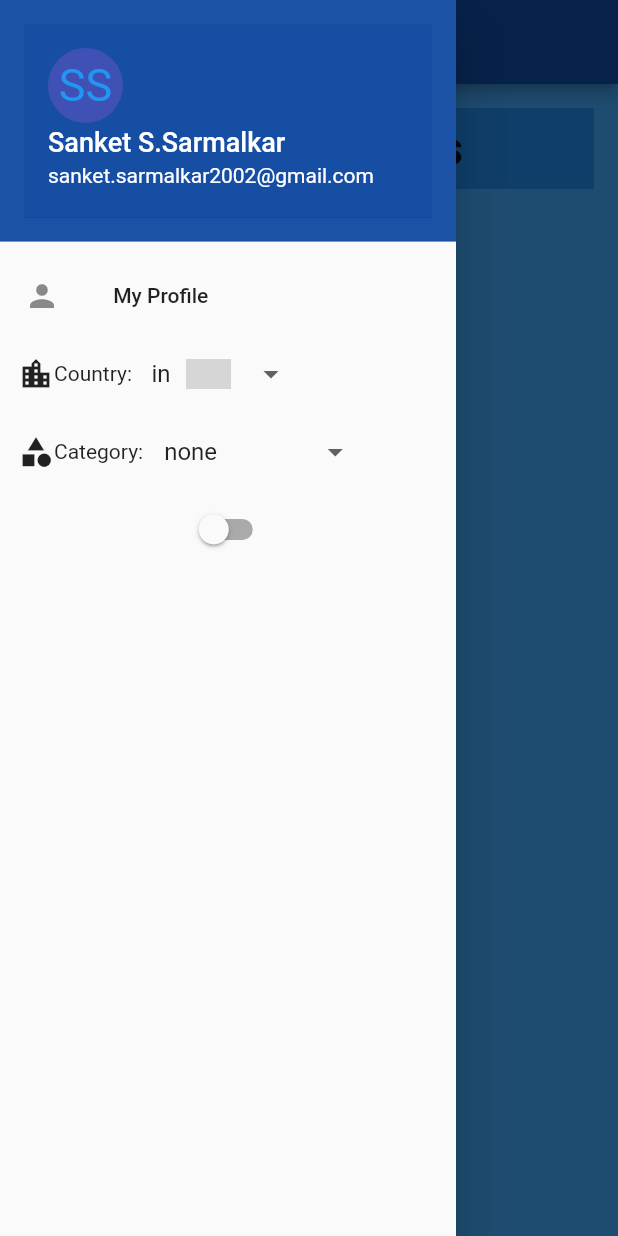
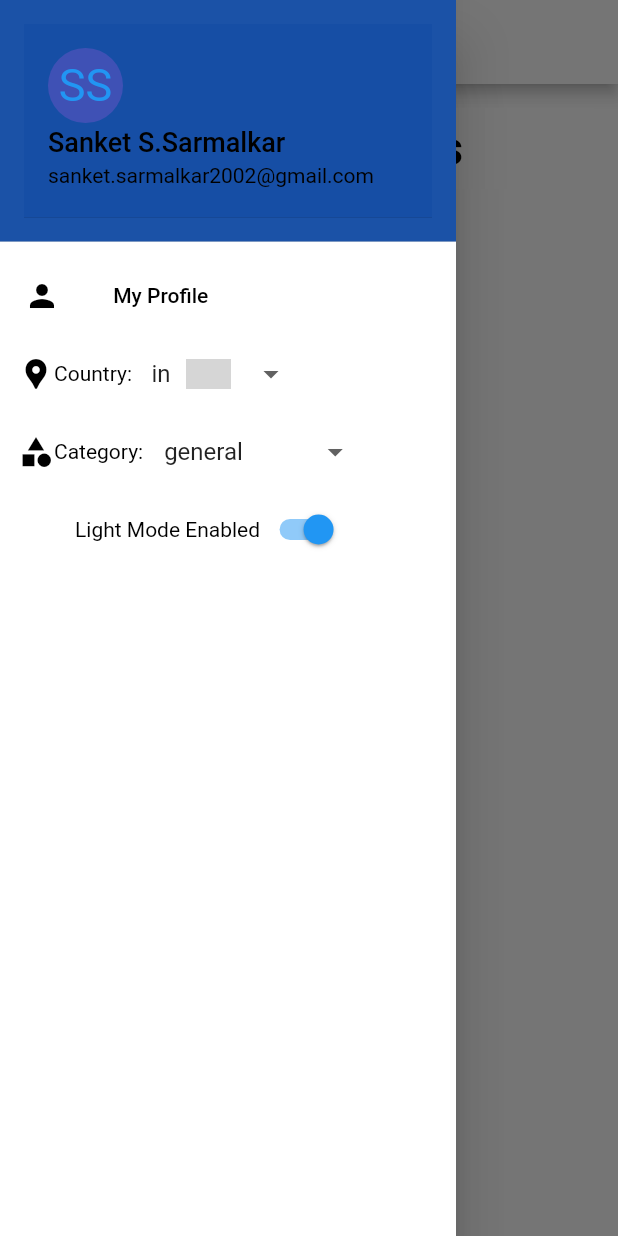
Before and after one commit to SanketSarmalkar/News_App_using_Flutter, a Flutter app: the screen it shows after launch, with the side drawer open, on a phone screen of 412 x 824 dp. Run offline on Flutter 3.47's test engine with Material 2 defaults, Android fonts, the phone set to English and light mode, and no system bars; drawn by our look-alikes of dropdown_button2; our stand-ins replace get, shared_preferences, webview_flutter; missing offline and left inert: country_icons; network calls fail; Roboto replaces fonts that are missing (avenir); grey boxes are pictures that could not be loaded.

Commit message:
theme modes resolved

```diff
--- a/lib/components/app_bar.dart
+++ b/lib/components/app_bar.dart
@@ -2,32 +2,48 @@ import 'package:flutter/material.dart';
 import 'package:get/get.dart';
 import 'package:news_app/models/query_types.dart';
 import '../controller/newscontroller.dart';
+import '../controller/theme_controller.dart';
 import 'package:country_icons/country_icons.dart';
 import 'package:dropdown_button2/dropdown_button2.dart';
 
-class AppBarMode extends StatelessWidget with PreferredSizeWidget {
+class AppBarMode extends StatefulWidget with PreferredSizeWidget {
   final String title;
   AppBarMode({Key? key, required this.title}) : super(key: key);
+
+  @override
+  State<AppBarMode> createState() => _AppBarModeState();
+
+  @override
+  Size get preferredSize => const Size.fromHeight(kToolbarHeight);
+}
+
+class _AppBarModeState extends State<AppBarMode> {
   NewsController newsController = Get.put(NewsController());
+  ThemeController themeController = Get.put(ThemeController());
+
   var query = Queries();
 
   @override
   Widget build(BuildContext context) {
-    return AppBar(
-      backgroundColor: Colors.blue[900],
+    return Obx(
+      ()=> AppBar(
+        //backgroundColor: Colors.blue[900],
+        backgroundColor: themeController.themeColors[4],
         title: Text(
-        title,
+          widget.title,
           style: TextStyle(
-          color: Colors.blue[300],
+            //color: Colors.blue[300],
+            color: themeController.themeColors[0],
             fontFamily: 'avenir',
             fontSize: 40,
             fontWeight: FontWeight.w900,
           ),
         ),
 
+      ),
     );
   }
+}
 
-  @override
-  Size get preferredSize => const Size.fromHeight(kToolbarHeight);
-}
+// @override
+// Size get preferredSize => const Size.fromHeight(kToolbarHeight);
--- a/lib/components/side_bar.dart
+++ b/lib/components/side_bar.dart
@@ -1,6 +1,7 @@
 import 'package:dropdown_button2/dropdown_button2.dart';
 import 'package:flutter/material.dart';
 import 'package:get/get.dart';
+import 'package:news_app/controller/theme_controller.dart';
 import 'package:news_app/models/query_types.dart';
 import 'package:news_app/models/themes.dart';
 import 'package:shared_preferences/shared_preferences.dart';
@@ -8,7 +9,7 @@ import 'package:shared_preferences/shared_preferences.dart';
 import '../controller/newscontroller.dart';
 
 class SideBarContent extends StatefulWidget {
-  SideBarContent({Key? key}) : super(key: key);
+  const SideBarContent({Key? key}) : super(key: key);
 
   @override
   State<SideBarContent> createState() => _SideBarContentState();
@@ -16,46 +17,37 @@ class SideBarContent extends StatefulWidget {
 
 class _SideBarContentState extends State<SideBarContent> {
   NewsController newsController = Get.put(NewsController());
+  ThemeController themeController = Get.put(ThemeController());
 
   var query = Queries();
-  RxBool _isLightTheme = false.obs;
-
-  Future<SharedPreferences> _prefs = SharedPreferences.getInstance();
-
-  _saveThemeStatus() async {
-    SharedPreferences pref = await _prefs;
-    pref.setBool('theme', _isLightTheme.value);
-  }
-
-  _getThemeStatus() async {
-    var _isLight = _prefs.then((SharedPreferences prefs) {
-      return prefs.getBool('theme') != null ? prefs.getBool('theme') : true;
-    }).obs;
-    _isLightTheme.value = (await _isLight.value)!;
-    Get.changeThemeMode(_isLightTheme.value ? ThemeMode.light : ThemeMode.dark);
-  }
-  SideBarContent() {
-    _getThemeStatus();
-  }
 
   @override
   Widget build(BuildContext context) {
-    return ListView(
+    return Container(
+      color: themeController.themeColors[4],
+      child: ListView(
         padding: const EdgeInsets.all(0),
         children: [
-        const DrawerHeader(
-          decoration: BoxDecoration(
+          DrawerHeader(
+            decoration: const BoxDecoration(
               color: Color.fromARGB(240, 13, 71, 161),
             ), //BoxDecoration
             child: UserAccountsDrawerHeader(
-            decoration: BoxDecoration(color: Color.fromARGB(100, 13, 71, 161)),
+              decoration:
+                  const BoxDecoration(color: Color.fromARGB(100, 13, 71, 161)),
               accountName: Text(
                 "Sanket S.Sarmalkar",
-              style: TextStyle(fontSize: 18),
+                style: TextStyle(
+                  color: themeController.themeColors[0],
+                  fontSize: 18,
                 ),
-            accountEmail: Text("sanket.sarmalkar2002@gmail.com"),
-            currentAccountPictureSize: Size.square(50),
-            currentAccountPicture: CircleAvatar(
+              ),
+              accountEmail: Text(
+                "sanket.sarmalkar2002@gmail.com",
+                style: TextStyle(color: themeController.themeColors[0]),
+              ),
+              currentAccountPictureSize: const Size.square(50),
+              currentAccountPicture: const CircleAvatar(
                 backgroundColor: Colors.indigo,
                 child: Text(
                   "SS",
@@ -66,7 +58,11 @@ class _SideBarContentState extends State<SideBarContent> {
           ), //DrawerHeader
           ListTile(
             leading: const Icon(Icons.person),
-          title: const Text(' My Profile '),
+            iconColor: themeController.themeColors[0],
+            title: Text(
+              ' My Profile ',
+              style: TextStyle(color: themeController.themeColors[0]),
+            ),
             onTap: () {
               Navigator.pop(context);
             },
@@ -79,8 +75,11 @@ class _SideBarContentState extends State<SideBarContent> {
                   padding: const EdgeInsets.only(right: 8.0),
                   child: Row(
                     children: [
-                    const Icon(Icons.location_city),
-                    Text("Country:"),
+                      Icon(Icons.location_pin,color: themeController.themeColors[0],),
+                      Text(
+                        "Country:",
+                        style: TextStyle(color: themeController.themeColors[0]),
+                      ),
                     ],
                   ),
                 ),
@@ -88,21 +87,22 @@ class _SideBarContentState extends State<SideBarContent> {
                   padding: const EdgeInsets.only(right: 10),
                   child: DropdownButtonHideUnderline(
                     child: Obx(
-                      ()=> DropdownButton2(
+                      () => DropdownButton2(
                         value: newsController.country.toString(),
                         dropdownWidth: 125,
                         itemPadding: const EdgeInsets.all(4),
-
                         items: query.countries
                             .map((String ctr) => DropdownMenuItem(
                                   value: ctr,
                                   child: Row(children: [
                                     Padding(
                                       padding: const EdgeInsets.all(5.0),
-                              child: Text(ctr.toString(),
+                                      child: Text(
+                                        ctr.toString(),
                                         style: const TextStyle(
                                           overflow: TextOverflow.ellipsis,
-                              ),),
+                                        ),
+                                      ),
                                     ),
                                     Padding(
                                       padding: const EdgeInsets.all(5.0),
@@ -135,8 +135,11 @@ class _SideBarContentState extends State<SideBarContent> {
                   padding: const EdgeInsets.only(right: 8.0),
                   child: Row(
                     children: [
-                    const Icon(Icons.category),
-                    Text("Category:"),
+                      Icon(Icons.category, color: themeController.themeColors[0],),
+                      Text(
+                        "Category:",
+                        style: TextStyle(color: themeController.themeColors[0]),
+                      ),
                     ],
                   ),
                 ),
@@ -144,17 +147,20 @@ class _SideBarContentState extends State<SideBarContent> {
                   padding: const EdgeInsets.all(4),
                   child: DropdownButtonHideUnderline(
                     child: Obx(
-                    ()=> DropdownButton2(
+                      () => DropdownButton2(
                         value: newsController.category.toString(),
                         dropdownWidth: 125,
                         itemPadding: const EdgeInsets.all(4),
+                        itemSplashColor: themeController.themeColors[4],
                         items: query.categories
                             .map((String ctr) => DropdownMenuItem(
                                   value: ctr,
                                   child: Row(children: [
                                     Padding(
                                       padding: const EdgeInsets.all(2.0),
-                            child: Text(ctr.toString()),
+                                      child: Text(
+                                        ctr.toString(),
+                                        ),
                                     ),
                                   ]),
                                 ))
@@ -170,20 +176,32 @@ class _SideBarContentState extends State<SideBarContent> {
               ],
             ),
           ),
+          Padding(
+            padding: const EdgeInsets.only(left: 50),
+            child: Row(
+              children: [
+                Text(
+                  '${themeController.theme.toString()[0].toUpperCase()+themeController.theme.toString().substring(1,themeController.theme.toString().length)} Mode Enabled',
+                  style: TextStyle(color: themeController.themeColors[0]),
+                ),
                 ObxValue(
                   (data) => Switch(
-            value: _isLightTheme.value,
+                    value: (themeController.theme == "light") ? true : false,
                     onChanged: (val) {
-              _isLightTheme.value = val;
-              Get.changeThemeMode(
-                _isLightTheme.value ? ThemeMode.light : ThemeMode.dark,
-              );
-              _saveThemeStatus();
+                      themeController.changeTheme();
+                      Get.changeThemeMode((themeController.theme != "light")
+                          ? ThemeMode.light
+                          : ThemeMode.dark);
+                      print(themeController.theme);
                     },
                   ),
                   false.obs,
                 ),
               ],
+            ),
+          ),
+        ],
+      ),
     );
   }
 }
--- a/lib/controller/newscontroller.dart
+++ b/lib/controller/newscontroller.dart
@@ -8,7 +8,7 @@ class NewsController extends GetxController{
   var totalRes = 1.obs;
   var status = "".obs;
   var country = "in".obs;
-  var category = "none".obs;
+  var category = "general".obs;
   //var welcome = <Welcome>[].obs;
 
   @override
--- a/lib/controller/theme_controller.dart
+++ b/lib/controller/theme_controller.dart
@@ -0,0 +1,22 @@
+import 'package:flutter/material.dart';
+import '../models/theme_data.dart';
+import 'package:get/get.dart';
+
+class ThemeController extends GetxController{
+  final colorCollection = ThemeColorData();
+  var theme = "light".obs;
+  var themeColors = [
+    Colors.black,
+    Colors.white24,
+    Colors.white38,
+    Colors.white60,
+    Colors.white,
+  ].obs;
+
+
+  void changeTheme(){
+    theme.value = (theme.value=='light')?"dark":"light";
+    themeColors.value = (theme.value=='light')?colorCollection.lightColor:colorCollection.darkColor;
+    print(themeColors);
+  }
+}
--- a/lib/main.dart
+++ b/lib/main.dart
@@ -18,28 +18,28 @@ class MyApp extends StatefulWidget {
 }
 
 class _MyAppState extends State<MyApp> {
-  ThemeData _darkTheme = ThemeData(
+  final ThemeData _darkTheme = ThemeData(
       accentColor: Colors.red,
       brightness: Brightness.dark,
-      primaryColor: Colors.amber,
-      buttonTheme: ButtonThemeData(
+      primaryColor: Colors.black,
+      buttonTheme: const ButtonThemeData(
         buttonColor: Colors.amber,
         disabledColor: Colors.grey,
       ));
 
-  ThemeData _lightTheme = ThemeData(
+  final ThemeData _lightTheme = ThemeData(
       accentColor: Colors.pink,
       brightness: Brightness.light,
       primaryColor: Colors.blue,
-      buttonTheme: ButtonThemeData(
+      buttonTheme: const ButtonThemeData(
         buttonColor: Colors.blue,
         disabledColor: Colors.grey,
       ));
   @override
   Widget build(BuildContext context) {
     return GetMaterialApp(
-      theme: _lightTheme,
-      darkTheme: _darkTheme,
+      // theme: _lightTheme,
+      // darkTheme: _darkTheme,
       themeMode: ThemeMode.system,
       debugShowCheckedModeBanner: false,
       initialRoute: AppRoutes.initial,
--- a/lib/models/query_types.dart
+++ b/lib/models/query_types.dart
@@ -56,10 +56,9 @@ class Queries{
     'za',
   ];
   List<String> categories = [
-    "none",
+    'general',
     "business",
     'entertainment',
-    'general',
     'health',
     'science',
     'sports',
--- a/lib/screens/home.dart
+++ b/lib/screens/home.dart
@@ -3,6 +3,7 @@ import 'package:flutter/material.dart';
 import 'package:flutter_staggered_grid_view/flutter_staggered_grid_view.dart';
 import 'package:get/get.dart';
 import 'package:news_app/components/app_bar.dart';
+import 'package:news_app/controller/theme_controller.dart';
 import 'package:news_app/models/articles.dart';
 import 'package:news_app/models/query_types.dart';
 import '../components/side_bar.dart';
@@ -11,12 +12,15 @@ import '../controller/newscontroller.dart';
 class HomePage extends StatelessWidget {
   HomePage({Key? key}) : super(key: key);
   NewsController newsController = Get.put(NewsController());
+  ThemeController themeController = Get.put(ThemeController());
   var query = Queries();
 
   @override
   Widget build(BuildContext context) {
-    return Scaffold(
-      backgroundColor: Colors.blue[400],
+    return Obx(
+      ()=> Scaffold(
+        //backgroundColor: Colors.blue[400],
+        backgroundColor: themeController.themeColors[3],
         drawer: Drawer(
           child: SideBarContent(),
         ),
@@ -26,15 +30,17 @@ class HomePage extends StatelessWidget {
         body: Column(
           children: [
             Padding(
-            padding: EdgeInsets.all(16),
+              padding: const EdgeInsets.all(16),
               child: Container(
                 alignment: Alignment.center,
-              color: Colors.blue[600],
-              child: const Padding(
-                padding: EdgeInsets.all(8.0),
+                //color: Colors.blue[600],
+                color: themeController.themeColors[3],
+                child: Padding(
+                  padding: const EdgeInsets.all(8.0),
                   child: Text(
                     "Top Headlines",
                     style: TextStyle(
+                      color: themeController.themeColors[0],
                       fontFamily: 'avenir',
                       fontSize: 32,
                       fontWeight: FontWeight.w900,
@@ -55,7 +61,8 @@ class HomePage extends StatelessWidget {
                         return Card(
                           // elevation: 50,
                           // shadowColor: Colors.black,
-                        color: Colors.blue[600],
+                         // color: Colors.blue[600],
+                          color: themeController.themeColors[3],
                           child: Padding(
                             padding: const EdgeInsets.all(20.0),
                             child: Column(
@@ -89,7 +96,8 @@ class HomePage extends StatelessWidget {
                                       .toString(),
                                   style: TextStyle(
                                     fontSize: 25,
-                                  color: Colors.blue[50],
+                                    //color: Colors.blue[50],
+                                    color: themeController.themeColors[0],
                                     fontWeight: FontWeight.w500,
                                   ), //Textstyle
                                 ), //Text
@@ -100,7 +108,8 @@ class HomePage extends StatelessWidget {
                                   newsController.articleList[index]!.publishedAt.toString(),
                                   style: TextStyle(
                                     fontSize: 13,
-                                  color: Colors.blue[100],
+                                    //color: Colors.blue[100],
+                                    color: themeController.themeColors[0]
                                   ),
                                   textAlign: TextAlign.left,
                                 ),
@@ -108,12 +117,13 @@ class HomePage extends StatelessWidget {
                                   height: 10,
                                 ),
                                 Text(
-                                newsController.articleList[index]!.description
-                                        .toString() ??
+                                    (newsController.articleList[index]!.description.toString()!="")?newsController.articleList[index]!.description
+                                          .toString() :
                                       "",
                                   style: TextStyle(
                                     fontSize: 15,
-                                  color: Colors.blue[100],
+                                    //color: Colors.blue[100],
+                                    color: themeController.themeColors[0]
                                   ),
                                 ), //Text
                                 const SizedBox(
@@ -127,7 +137,8 @@ class HomePage extends StatelessWidget {
                                           Get.toNamed(
                                               "/newsArticle?websiteUrl=${newsController.articleList[index]!.url.toString()}");
                                         },
-                                      color: Colors.blue[800],
+                                        //color: Colors.blue[800],
+                                        color: themeController.themeColors[0],
                                         child: Padding(
                                           padding: const EdgeInsets.all(4.0),
                                           child: Row(
@@ -135,7 +146,8 @@ class HomePage extends StatelessWidget {
                                               Text(
                                                 'Learn More',
                                                 style: TextStyle(
-                                                color: Colors.blue[50],
+                                                  //color: Colors.blue[50],
+                                                  color: themeController.themeColors[4]
                                                 ),
                                               ),
                                             ],
@@ -153,6 +165,7 @@ class HomePage extends StatelessWidget {
             )
           ],
         ),
+      ),
     );
   }
 }
--- a/lib/screens/news_article.dart
+++ b/lib/screens/news_article.dart
@@ -1,5 +1,6 @@
 import 'package:flutter/material.dart';
 import 'package:get/get.dart';
+import 'package:news_app/controller/theme_controller.dart';
 
 import '../components/app_bar.dart';
 import '../components/news_content.dart';
@@ -12,11 +13,13 @@ class NewsArticle extends StatefulWidget {
 }
 
 class _NewsArticleState extends State<NewsArticle> {
+  ThemeController themeController = Get.put(ThemeController());
   @override
   Widget build(BuildContext context) {
     return Scaffold(
       appBar: AppBar(
-        backgroundColor: Colors.blue[900],
+        //backgroundColor: Colors.blue[900],
+        backgroundColor: themeController.themeColors[4],
         ),
       body: WebViewApp(websiteUrl: Get.parameters['websiteUrl']!,),
       );
--- a/lib/services/remote_services.dart
+++ b/lib/services/remote_services.dart
@@ -6,7 +6,7 @@ import 'package:news_app/models/articles.dart';
 class RemoteServices {
   static var client = http.Client();
   static Future<Welcome?>? fetchNews(var country, var category) async{
-    var response = await client.get(Uri.parse('https://newsapi.org/v2/top-headlines?country=${country.toString()}${(category!="none") ?("&category=$category"):""}&apiKey=01970ce6240f47bf97b0a62aa35d70f3'));
+    var response = await client.get(Uri.parse('https://newsapi.org/v2/top-headlines?country=${country.toString()}${"&category=$category"}&apiKey=01970ce6240f47bf97b0a62aa35d70f3'));
     if(response.statusCode == 200){
       var jsonString = response.body;
       return welcomeFromJson(jsonString);
```
Lines whose indentation alone changed are shown as unchanged.
